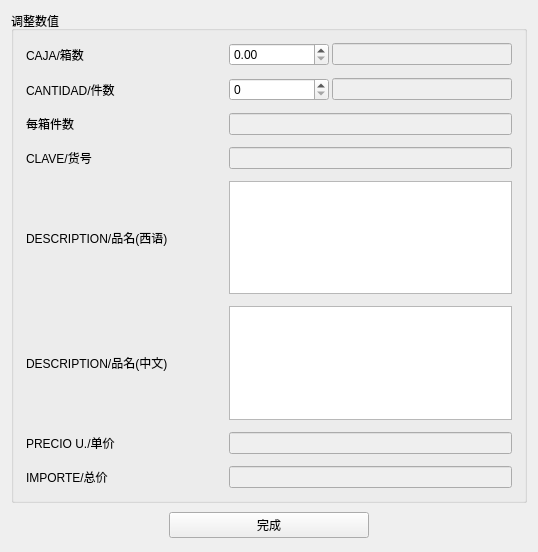
This is CompanyStroageManagement/Adjust_List_Item_Win.ui in linxinwNeo/CompanyStroageManagement as Qt 5 draws it before an edit. The edited form follows.
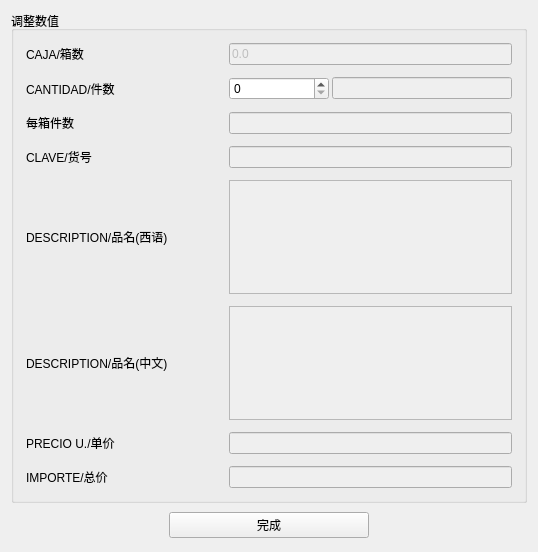
This is the edited form.

What changed in the file:
```diff
--- a/CompanyStroageManagement/Adjust_List_Item_Win.ui
+++ b/CompanyStroageManagement/Adjust_List_Item_Win.ui
@@ -51,24 +51,17 @@
            </property>
           </widget>
          </item>
-         <item>
-          <widget class="QDoubleSpinBox" name="NUM_BOXES_SB">
-           <property name="minimumSize">
-            <size>
-             <width>100</width>
-             <height>0</height>
-            </size>
-           </property>
-           <property name="maximum">
-            <double>100000000000000.000000000000000</double>
-           </property>
-          </widget>
-         </item>
          <item>
           <widget class="QLineEdit" name="NUM_BOXES_LE">
            <property name="enabled">
             <bool>false</bool>
            </property>
+           <property name="text">
+            <string>0.0</string>
+           </property>
+           <property name="readOnly">
+            <bool>true</bool>
+           </property>
           </widget>
          </item>
         </layout>
@@ -209,7 +202,7 @@
             <bool>false</bool>
            </property>
            <property name="readOnly">
-            <bool>true</bool>
+            <bool>false</bool>
            </property>
           </widget>
          </item>
@@ -250,7 +243,7 @@
          <item>
           <widget class="QTextEdit" name="DESCRIPTION_SPAN_TE">
            <property name="enabled">
-            <bool>true</bool>
+            <bool>false</bool>
            </property>
            <property name="autoFillBackground">
             <bool>false</bool>
@@ -297,7 +290,7 @@
          <item>
           <widget class="QTextEdit" name="DESCRIPTION_CN_TE">
            <property name="enabled">
-            <bool>true</bool>
+            <bool>false</bool>
            </property>
            <property name="readOnly">
             <bool>true</bool>
@@ -344,7 +337,7 @@
             <bool>false</bool>
            </property>
            <property name="readOnly">
-            <bool>true</bool>
+            <bool>false</bool>
            </property>
           </widget>
          </item>
```
